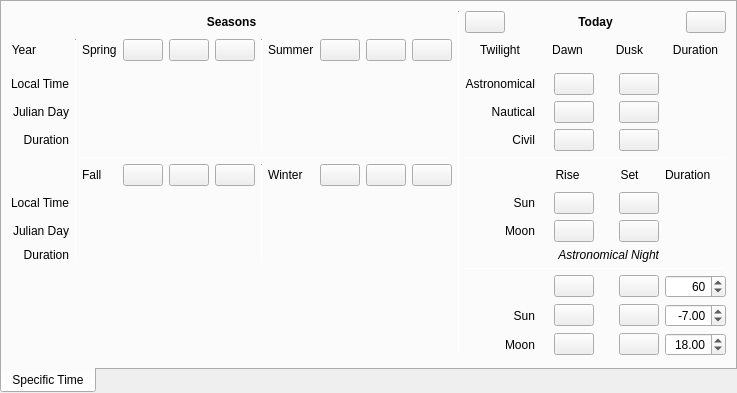
First picture: the form in src/gui/astroCalcAlmanacWidget.ui, repository Stellarium/stellarium, before the edit.
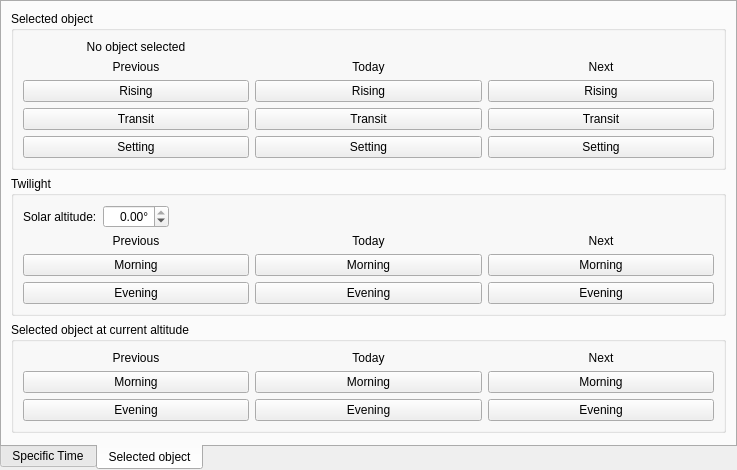
Second picture: the form after the edit. The open tabs and pages were chosen to show the change. Icons and pictures are not drawn.

```diff
--- a/src/gui/astroCalcAlmanacWidget.ui
+++ b/src/gui/astroCalcAlmanacWidget.ui
@@ -1509,6 +1509,319 @@
        </item>
       </layout>
      </widget>
+     <widget class="QWidget" name="tabSpecificTimeMgr">
+      <attribute name="title">
+       <string>Selected object</string>
+      </attribute>
+      <layout class="QVBoxLayout" name="vboxSpecificTime">
+
+       <!-- ── Group: Selected object ── -->
+       <item>
+        <widget class="QGroupBox" name="groupRTS">
+         <property name="title"><string>Selected object</string></property>
+         <layout class="QGridLayout" name="gridRTS">
+
+          <item row="0" column="0">
+           <widget class="QLabel" name="labelSelectedObject">
+            <property name="text"><string>No object selected</string></property>
+            <property name="alignment"><set>Qt::AlignCenter</set></property>
+            <property name="wordWrap"><bool>true</bool></property>
+           </widget>
+          </item>
+
+          <item row="1" column="0">
+           <widget class="QLabel" name="labelRTSHeader">
+            <property name="text"><string>Previous</string></property>
+            <property name="alignment"><set>Qt::AlignCenter</set></property>
+           </widget>
+          </item>
+          <item row="1" column="1">
+           <widget class="QLabel" name="labelRTSHeaderToday">
+            <property name="text"><string>Today</string></property>
+            <property name="alignment"><set>Qt::AlignCenter</set></property>
+           </widget>
+          </item>
+          <item row="1" column="2">
+           <widget class="QLabel" name="labelRTSHeaderNext">
+            <property name="text"><string>Next</string></property>
+            <property name="alignment"><set>Qt::AlignCenter</set></property>
+           </widget>
+          </item>
+
+          <item row="2" column="0">
+           <widget class="QPushButton" name="buttonPreviousRising">
+            <property name="sizePolicy"><sizepolicy hsizetype="Expanding" vsizetype="Fixed"><horstretch>0</horstretch><verstretch>0</verstretch></sizepolicy></property>
+            <property name="toolTip"><string>Previous rising of the selected object</string></property>
+            <property name="text"><string>Rising</string></property>
+            <property name="icon"><iconset resource="../../data/gui/guiRes.qrc"><normaloff>:/graphicGui/btTimeRewind-off.png</normaloff><disabledoff>:/graphicGui/btTimeRewind-off.png</disabledoff>:/graphicGui/btTimeRewind-off.png</iconset></property>
+           </widget>
+          </item>
+          <item row="2" column="1">
+           <widget class="QPushButton" name="buttonTodayRising">
+            <property name="sizePolicy"><sizepolicy hsizetype="Expanding" vsizetype="Fixed"><horstretch>0</horstretch><verstretch>0</verstretch></sizepolicy></property>
+            <property name="toolTip"><string>Today's rising of the selected object</string></property>
+            <property name="text"><string>Rising</string></property>
+            <property name="icon"><iconset resource="../../data/gui/guiRes.qrc"><normaloff>:/graphicGui/bbtTime-off.png</normaloff><disabledoff>:/graphicGui/bbtTime-off.png</disabledoff>:/graphicGui/bbtTime-off.png</iconset></property>
+           </widget>
+          </item>
+          <item row="2" column="2">
+           <widget class="QPushButton" name="buttonNextRising">
+            <property name="sizePolicy"><sizepolicy hsizetype="Expanding" vsizetype="Fixed"><horstretch>0</horstretch><verstretch>0</verstretch></sizepolicy></property>
+            <property name="toolTip"><string>Next rising of the selected object</string></property>
+            <property name="text"><string>Rising</string></property>
+            <property name="icon"><iconset resource="../../data/gui/guiRes.qrc"><normaloff>:/graphicGui/btTimeForward-off.png</normaloff><disabledoff>:/graphicGui/btTimeForward-off.png</disabledoff>:/graphicGui/btTimeForward-off.png</iconset></property>
+           </widget>
+          </item>
+
+          <item row="3" column="0">
+           <widget class="QPushButton" name="buttonPreviousTransit">
+            <property name="sizePolicy"><sizepolicy hsizetype="Expanding" vsizetype="Fixed"><horstretch>0</horstretch><verstretch>0</verstretch></sizepolicy></property>
+            <property name="toolTip"><string>Previous transit of the selected object</string></property>
+            <property name="text"><string>Transit</string></property>
+            <property name="icon"><iconset resource="../../data/gui/guiRes.qrc"><normaloff>:/graphicGui/btTimeRewind-off.png</normaloff><disabledoff>:/graphicGui/btTimeRewind-off.png</disabledoff>:/graphicGui/btTimeRewind-off.png</iconset></property>
+           </widget>
+          </item>
+          <item row="3" column="1">
+           <widget class="QPushButton" name="buttonTodayTransit">
+            <property name="sizePolicy"><sizepolicy hsizetype="Expanding" vsizetype="Fixed"><horstretch>0</horstretch><verstretch>0</verstretch></sizepolicy></property>
+            <property name="toolTip"><string>Today's transit of the selected object</string></property>
+            <property name="text"><string>Transit</string></property>
+            <property name="icon"><iconset resource="../../data/gui/guiRes.qrc"><normaloff>:/graphicGui/bbtTime-off.png</normaloff><disabledoff>:/graphicGui/bbtTime-off.png</disabledoff>:/graphicGui/bbtTime-off.png</iconset></property>
+           </widget>
+          </item>
+          <item row="3" column="2">
+           <widget class="QPushButton" name="buttonNextTransit">
+            <property name="sizePolicy"><sizepolicy hsizetype="Expanding" vsizetype="Fixed"><horstretch>0</horstretch><verstretch>0</verstretch></sizepolicy></property>
+            <property name="toolTip"><string>Next transit of the selected object</string></property>
+            <property name="text"><string>Transit</string></property>
+            <property name="icon"><iconset resource="../../data/gui/guiRes.qrc"><normaloff>:/graphicGui/btTimeForward-off.png</normaloff><disabledoff>:/graphicGui/btTimeForward-off.png</disabledoff>:/graphicGui/btTimeForward-off.png</iconset></property>
+           </widget>
+          </item>
+
+          <item row="4" column="0">
+           <widget class="QPushButton" name="buttonPreviousSetting">
+            <property name="sizePolicy"><sizepolicy hsizetype="Expanding" vsizetype="Fixed"><horstretch>0</horstretch><verstretch>0</verstretch></sizepolicy></property>
+            <property name="toolTip"><string>Previous setting of the selected object</string></property>
+            <property name="text"><string>Setting</string></property>
+            <property name="icon"><iconset resource="../../data/gui/guiRes.qrc"><normaloff>:/graphicGui/btTimeRewind-off.png</normaloff><disabledoff>:/graphicGui/btTimeRewind-off.png</disabledoff>:/graphicGui/btTimeRewind-off.png</iconset></property>
+           </widget>
+          </item>
+          <item row="4" column="1">
+           <widget class="QPushButton" name="buttonTodaySetting">
+            <property name="sizePolicy"><sizepolicy hsizetype="Expanding" vsizetype="Fixed"><horstretch>0</horstretch><verstretch>0</verstretch></sizepolicy></property>
+            <property name="toolTip"><string>Today's setting of the selected object</string></property>
+            <property name="text"><string>Setting</string></property>
+            <property name="icon"><iconset resource="../../data/gui/guiRes.qrc"><normaloff>:/graphicGui/bbtTime-off.png</normaloff><disabledoff>:/graphicGui/bbtTime-off.png</disabledoff>:/graphicGui/bbtTime-off.png</iconset></property>
+           </widget>
+          </item>
+          <item row="4" column="2">
+           <widget class="QPushButton" name="buttonNextSetting">
+            <property name="sizePolicy"><sizepolicy hsizetype="Expanding" vsizetype="Fixed"><horstretch>0</horstretch><verstretch>0</verstretch></sizepolicy></property>
+            <property name="toolTip"><string>Next setting of the selected object</string></property>
+            <property name="text"><string>Setting</string></property>
+            <property name="icon"><iconset resource="../../data/gui/guiRes.qrc"><normaloff>:/graphicGui/btTimeForward-off.png</normaloff><disabledoff>:/graphicGui/btTimeForward-off.png</disabledoff>:/graphicGui/btTimeForward-off.png</iconset></property>
+           </widget>
+          </item>
+
+         </layout>
+        </widget>
+       </item>
+
+       <!-- ── Group: Twilight ── -->
+       <item>
+        <widget class="QGroupBox" name="groupTwilight">
+         <property name="title"><string>Twilight</string></property>
+         <layout class="QGridLayout" name="gridTwilight">
+
+          <item row="0" column="0" colspan="3">
+           <layout class="QHBoxLayout" name="hboxTwilightAltitude">
+            <item>
+             <widget class="QLabel" name="labelTwilightAltitude">
+              <property name="text"><string>Solar altitude:</string></property>
+             </widget>
+            </item>
+            <item>
+             <widget class="QDoubleSpinBox" name="twilightAltitudeSpinBox">
+              <property name="toolTip"><string>Solar altitude used for twilight calculations (also settable in View → Sky)</string></property>
+              <property name="alignment"><set>Qt::AlignRight|Qt::AlignTrailing|Qt::AlignVCenter</set></property>
+              <property name="suffix"><string notr="true">°</string></property>
+              <property name="decimals"><number>2</number></property>
+              <property name="minimum"><double>-20.000000000000000</double></property>
+              <property name="maximum"><double>0.000000000000000</double></property>
+              <property name="singleStep"><double>0.100000000000000</double></property>
+             </widget>
+            </item>
+            <item>
+             <spacer name="twilightAltitudeSpacer">
+              <property name="orientation"><enum>Qt::Horizontal</enum></property>
+              <property name="sizeHint" stdset="0"><size><width>40</width><height>20</height></size></property>
+             </spacer>
+            </item>
+           </layout>
+          </item>
+
+          <item row="1" column="0">
+           <widget class="QLabel" name="labelTwilightPrev">
+            <property name="text"><string>Previous</string></property>
+            <property name="alignment"><set>Qt::AlignCenter</set></property>
+           </widget>
+          </item>
+          <item row="1" column="1">
+           <widget class="QLabel" name="labelTwilightToday">
+            <property name="text"><string>Today</string></property>
+            <property name="alignment"><set>Qt::AlignCenter</set></property>
+           </widget>
+          </item>
+          <item row="1" column="2">
+           <widget class="QLabel" name="labelTwilightNext">
+            <property name="text"><string>Next</string></property>
+            <property name="alignment"><set>Qt::AlignCenter</set></property>
+           </widget>
+          </item>
+
+          <item row="2" column="0">
+           <widget class="QPushButton" name="buttonPreviousMorningTwilight">
+            <property name="sizePolicy"><sizepolicy hsizetype="Expanding" vsizetype="Fixed"><horstretch>0</horstretch><verstretch>0</verstretch></sizepolicy></property>
+            <property name="toolTip"><string>Previous morning twilight</string></property>
+            <property name="text"><string>Morning</string></property>
+            <property name="icon"><iconset resource="../../data/gui/guiRes.qrc"><normaloff>:/graphicGui/btTimeRewind-off.png</normaloff><disabledoff>:/graphicGui/btTimeRewind-off.png</disabledoff>:/graphicGui/btTimeRewind-off.png</iconset></property>
+           </widget>
+          </item>
+          <item row="2" column="1">
+           <widget class="QPushButton" name="buttonTodayMorningTwilight">
+            <property name="sizePolicy"><sizepolicy hsizetype="Expanding" vsizetype="Fixed"><horstretch>0</horstretch><verstretch>0</verstretch></sizepolicy></property>
+            <property name="toolTip"><string>Today's morning twilight</string></property>
+            <property name="text"><string>Morning</string></property>
+            <property name="icon"><iconset resource="../../data/gui/guiRes.qrc"><normaloff>:/graphicGui/bbtTime-off.png</normaloff><disabledoff>:/graphicGui/bbtTime-off.png</disabledoff>:/graphicGui/bbtTime-off.png</iconset></property>
+           </widget>
+          </item>
+          <item row="2" column="2">
+           <widget class="QPushButton" name="buttonNextMorningTwilight">
+            <property name="sizePolicy"><sizepolicy hsizetype="Expanding" vsizetype="Fixed"><horstretch>0</horstretch><verstretch>0</verstretch></sizepolicy></property>
+            <property name="toolTip"><string>Next morning twilight</string></property>
+            <property name="text"><string>Morning</string></property>
+            <property name="icon"><iconset resource="../../data/gui/guiRes.qrc"><normaloff>:/graphicGui/btTimeForward-off.png</normaloff><disabledoff>:/graphicGui/btTimeForward-off.png</disabledoff>:/graphicGui/btTimeForward-off.png</iconset></property>
+           </widget>
+          </item>
+
+          <item row="3" column="0">
+           <widget class="QPushButton" name="buttonPreviousEveningTwilight">
+            <property name="sizePolicy"><sizepolicy hsizetype="Expanding" vsizetype="Fixed"><horstretch>0</horstretch><verstretch>0</verstretch></sizepolicy></property>
+            <property name="toolTip"><string>Previous evening twilight</string></property>
+            <property name="text"><string>Evening</string></property>
+            <property name="icon"><iconset resource="../../data/gui/guiRes.qrc"><normaloff>:/graphicGui/btTimeRewind-off.png</normaloff><disabledoff>:/graphicGui/btTimeRewind-off.png</disabledoff>:/graphicGui/btTimeRewind-off.png</iconset></property>
+           </widget>
+          </item>
+          <item row="3" column="1">
+           <widget class="QPushButton" name="buttonTodayEveningTwilight">
+            <property name="sizePolicy"><sizepolicy hsizetype="Expanding" vsizetype="Fixed"><horstretch>0</horstretch><verstretch>0</verstretch></sizepolicy></property>
+            <property name="toolTip"><string>Today's evening twilight</string></property>
+            <property name="text"><string>Evening</string></property>
+            <property name="icon"><iconset resource="../../data/gui/guiRes.qrc"><normaloff>:/graphicGui/bbtTime-off.png</normaloff><disabledoff>:/graphicGui/bbtTime-off.png</disabledoff>:/graphicGui/bbtTime-off.png</iconset></property>
+           </widget>
+          </item>
+          <item row="3" column="2">
+           <widget class="QPushButton" name="buttonNextEveningTwilight">
+            <property name="sizePolicy"><sizepolicy hsizetype="Expanding" vsizetype="Fixed"><horstretch>0</horstretch><verstretch>0</verstretch></sizepolicy></property>
+            <property name="toolTip"><string>Next evening twilight</string></property>
+            <property name="text"><string>Evening</string></property>
+            <property name="icon"><iconset resource="../../data/gui/guiRes.qrc"><normaloff>:/graphicGui/btTimeForward-off.png</normaloff><disabledoff>:/graphicGui/btTimeForward-off.png</disabledoff>:/graphicGui/btTimeForward-off.png</iconset></property>
+           </widget>
+          </item>
+
+         </layout>
+        </widget>
+       </item>
+
+       <!-- ── Group: Selected object at altitude ── -->
+       <item>
+        <widget class="QGroupBox" name="groupAtAltitude">
+         <property name="title"><string>Selected object at current altitude</string></property>
+         <layout class="QGridLayout" name="gridAtAltitude">
+
+          <item row="0" column="0">
+           <widget class="QLabel" name="labelAltPrev">
+            <property name="text"><string>Previous</string></property>
+            <property name="alignment"><set>Qt::AlignCenter</set></property>
+           </widget>
+          </item>
+          <item row="0" column="1">
+           <widget class="QLabel" name="labelAltToday">
+            <property name="text"><string>Today</string></property>
+            <property name="alignment"><set>Qt::AlignCenter</set></property>
+           </widget>
+          </item>
+          <item row="0" column="2">
+           <widget class="QLabel" name="labelAltNext">
+            <property name="text"><string>Next</string></property>
+            <property name="alignment"><set>Qt::AlignCenter</set></property>
+           </widget>
+          </item>
+
+          <item row="1" column="0">
+           <widget class="QPushButton" name="buttonPreviousMorningAtAltitude">
+            <property name="sizePolicy"><sizepolicy hsizetype="Expanding" vsizetype="Fixed"><horstretch>0</horstretch><verstretch>0</verstretch></sizepolicy></property>
+            <property name="toolTip"><string>Selected object at its current altitude, previous morning</string></property>
+            <property name="text"><string>Morning</string></property>
+            <property name="icon"><iconset resource="../../data/gui/guiRes.qrc"><normaloff>:/graphicGui/btTimeRewind-off.png</normaloff><disabledoff>:/graphicGui/btTimeRewind-off.png</disabledoff>:/graphicGui/btTimeRewind-off.png</iconset></property>
+           </widget>
+          </item>
+          <item row="1" column="1">
+           <widget class="QPushButton" name="buttonTodayMorningAtAltitude">
+            <property name="sizePolicy"><sizepolicy hsizetype="Expanding" vsizetype="Fixed"><horstretch>0</horstretch><verstretch>0</verstretch></sizepolicy></property>
+            <property name="toolTip"><string>Selected object at its current altitude this morning</string></property>
+            <property name="text"><string>Morning</string></property>
+            <property name="icon"><iconset resource="../../data/gui/guiRes.qrc"><normaloff>:/graphicGui/bbtTime-off.png</normaloff><disabledoff>:/graphicGui/bbtTime-off.png</disabledoff>:/graphicGui/bbtTime-off.png</iconset></property>
+           </widget>
+          </item>
+          <item row="1" column="2">
+           <widget class="QPushButton" name="buttonNextMorningAtAltitude">
+            <property name="sizePolicy"><sizepolicy hsizetype="Expanding" vsizetype="Fixed"><horstretch>0</horstretch><verstretch>0</verstretch></sizepolicy></property>
+            <property name="toolTip"><string>Selected object at its current altitude, next morning</string></property>
+            <property name="text"><string>Morning</string></property>
+            <property name="icon"><iconset resource="../../data/gui/guiRes.qrc"><normaloff>:/graphicGui/btTimeForward-off.png</normaloff><disabledoff>:/graphicGui/btTimeForward-off.png</disabledoff>:/graphicGui/btTimeForward-off.png</iconset></property>
+           </widget>
+          </item>
+
+          <item row="2" column="0">
+           <widget class="QPushButton" name="buttonPreviousEveningAtAltitude">
+            <property name="sizePolicy"><sizepolicy hsizetype="Expanding" vsizetype="Fixed"><horstretch>0</horstretch><verstretch>0</verstretch></sizepolicy></property>
+            <property name="toolTip"><string>Selected object at its current altitude, previous evening</string></property>
+            <property name="text"><string>Evening</string></property>
+            <property name="icon"><iconset resource="../../data/gui/guiRes.qrc"><normaloff>:/graphicGui/btTimeRewind-off.png</normaloff><disabledoff>:/graphicGui/btTimeRewind-off.png</disabledoff>:/graphicGui/btTimeRewind-off.png</iconset></property>
+           </widget>
+          </item>
+          <item row="2" column="1">
+           <widget class="QPushButton" name="buttonTodayEveningAtAltitude">
+            <property name="sizePolicy"><sizepolicy hsizetype="Expanding" vsizetype="Fixed"><horstretch>0</horstretch><verstretch>0</verstretch></sizepolicy></property>
+            <property name="toolTip"><string>Selected object at its current altitude this evening</string></property>
+            <property name="text"><string>Evening</string></property>
+            <property name="icon"><iconset resource="../../data/gui/guiRes.qrc"><normaloff>:/graphicGui/bbtTime-off.png</normaloff><disabledoff>:/graphicGui/bbtTime-off.png</disabledoff>:/graphicGui/bbtTime-off.png</iconset></property>
+           </widget>
+          </item>
+          <item row="2" column="2">
+           <widget class="QPushButton" name="buttonNextEveningAtAltitude">
+            <property name="sizePolicy"><sizepolicy hsizetype="Expanding" vsizetype="Fixed"><horstretch>0</horstretch><verstretch>0</verstretch></sizepolicy></property>
+            <property name="toolTip"><string>Selected object at its current altitude, next evening</string></property>
+            <property name="text"><string>Evening</string></property>
+            <property name="icon"><iconset resource="../../data/gui/guiRes.qrc"><normaloff>:/graphicGui/btTimeForward-off.png</normaloff><disabledoff>:/graphicGui/btTimeForward-off.png</disabledoff>:/graphicGui/btTimeForward-off.png</iconset></property>
+           </widget>
+          </item>
+
+         </layout>
+        </widget>
+       </item>
+
+       <!-- Vertical spacer -->
+       <item>
+        <spacer name="verticalSpacerSpecificTime">
+         <property name="orientation"><enum>Qt::Vertical</enum></property>
+         <property name="sizeHint" stdset="0"><size><width>20</width><height>40</height></size></property>
+        </spacer>
+       </item>
+
+      </layout>
+     </widget>
     </widget>
    </item>
   </layout>
```
